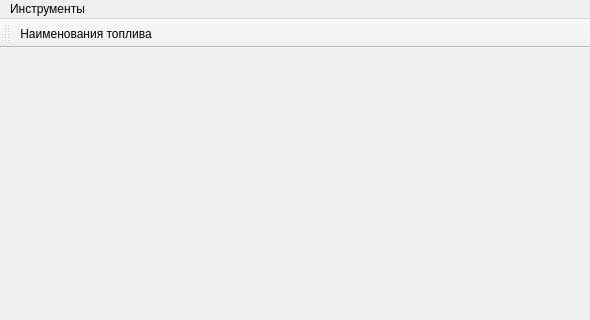
The window that mainwindow.ui (rust3128/iMposOld) describes before a commit, drawn with Qt 5; both pictures show x 0 to 590 and y 0 to 320 of the 590 by 476 pixel window.
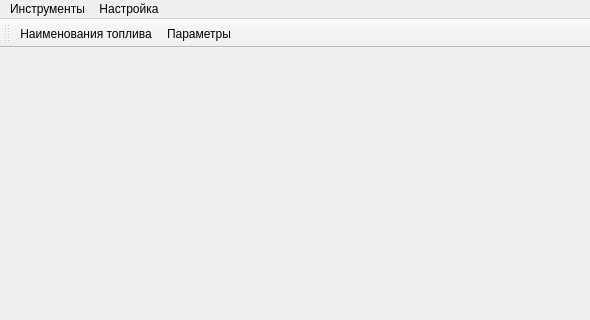
The same window after the commit. Icons and pictures are not drawn.

Patch:
```diff
--- a/mainwindow.ui
+++ b/mainwindow.ui
@@ -29,7 +29,14 @@
     </property>
     <addaction name="actionFuelName"/>
    </widget>
+   <widget class="QMenu" name="menuSettings">
+    <property name="title">
+     <string>Настройка</string>
+    </property>
+    <addaction name="actionOptions"/>
+   </widget>
    <addaction name="menuTools"/>
+   <addaction name="menuSettings"/>
   </widget>
   <widget class="QToolBar" name="mainToolBar">
    <attribute name="toolBarArea">
@@ -39,6 +46,7 @@
     <bool>false</bool>
    </attribute>
    <addaction name="actionFuelName"/>
+   <addaction name="actionOptions"/>
   </widget>
   <widget class="QStatusBar" name="statusBar"/>
   <action name="actionFuelName">
@@ -53,6 +61,18 @@
     <string>Alt+F</string>
    </property>
   </action>
+  <action name="actionOptions">
+   <property name="icon">
+    <iconset resource="resource.qrc">
+     <normaloff>:/Picts/options.png</normaloff>:/Picts/options.png</iconset>
+   </property>
+   <property name="text">
+    <string>Параметры...</string>
+   </property>
+   <property name="shortcut">
+    <string>Ctrl+O</string>
+   </property>
+  </action>
  </widget>
  <layoutdefault spacing="6" margin="11"/>
  <resources>
```
